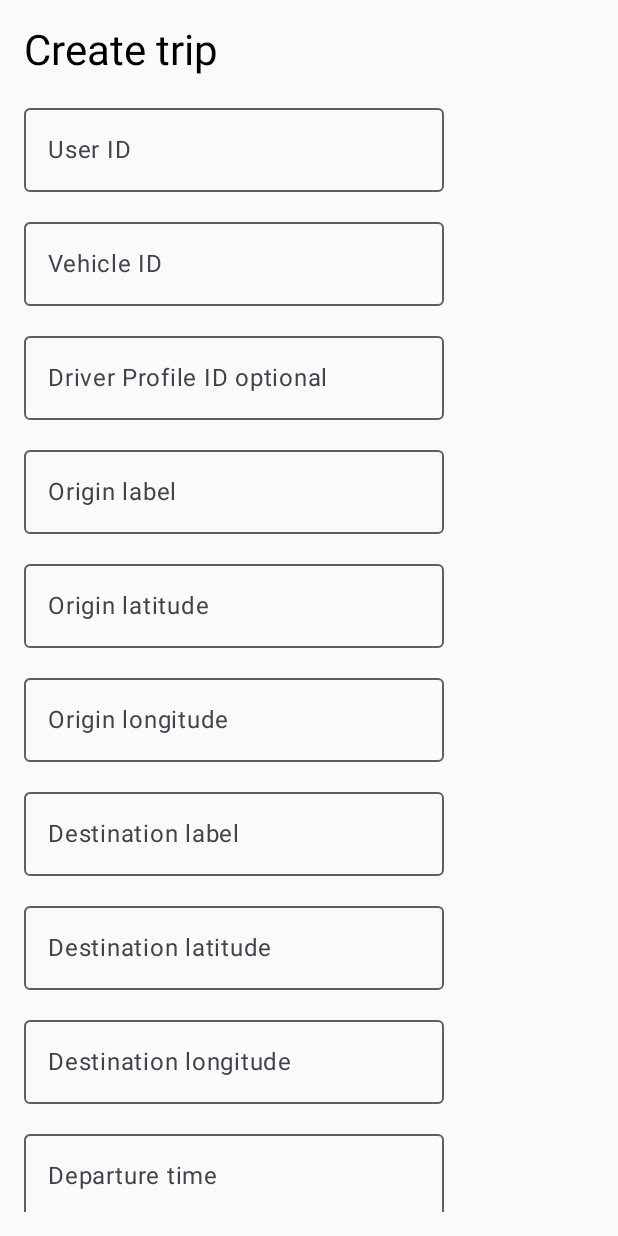
After one commit to StefanGiumanca/AI-powered-In-Car-Assistant, an Android app built with Jetpack Compose: the CreateTripActivity screen opened directly, with no data from a screen before it, on a phone screen of 412 x 824 dp. The commit adds this screen. Run offline under Robolectric (Android 15) with nearby library versions, the light colour scheme and no system bars.

Commit message:
Added the create trip activity that sends a json to the server in the android app and added a test endpoint in main.py

```diff
--- a/android/app/build.gradle.kts
+++ b/android/app/build.gradle.kts
@@ -42,12 +42,16 @@ android {
 dependencies {
     implementation(platform(libs.androidx.compose.bom))
     implementation(libs.androidx.activity.compose)
+    implementation(libs.androidx.activity.ktx)
+    implementation(libs.androidx.appcompat)
     implementation(libs.androidx.compose.material3)
     implementation(libs.androidx.compose.ui)
     implementation(libs.androidx.compose.ui.graphics)
     implementation(libs.androidx.compose.ui.tooling.preview)
+    implementation(libs.androidx.constraintlayout)
     implementation(libs.androidx.core.ktx)
     implementation(libs.androidx.lifecycle.runtime.ktx)
+    implementation(libs.material)
     testImplementation(libs.junit)
     androidTestImplementation(platform(libs.androidx.compose.bom))
     androidTestImplementation(libs.androidx.compose.ui.test.junit4)
@@ -55,4 +59,6 @@ dependencies {
     androidTestImplementation(libs.androidx.junit)
     debugImplementation(libs.androidx.compose.ui.test.manifest)
     debugImplementation(libs.androidx.compose.ui.tooling)
+    implementation("com.squareup.retrofit2:retrofit:2.11.0")
+    implementation("com.squareup.retrofit2:converter-gson:2.11.0")
 }
--- /dev/null
+++ b/android/app/src/main/java/com/example/davaroutes/CreateTripActivity.kt
@@ -0,0 +1,136 @@
+package com.example.davaroutes
+
+import android.os.Bundle
+import android.widget.Toast
+import androidx.activity.ComponentActivity
+import androidx.activity.compose.setContent
+import androidx.activity.enableEdgeToEdge
+import androidx.compose.foundation.layout.*
+import androidx.compose.foundation.rememberScrollState
+import androidx.compose.foundation.verticalScroll
+import androidx.compose.material3.*
+import androidx.compose.runtime.*
+import androidx.compose.ui.Modifier
+import androidx.compose.ui.unit.dp
+import androidx.lifecycle.lifecycleScope
+import com.example.davaroutes.data.TripRequest
+import com.example.davaroutes.network.RetrofitClient
+import com.example.davaroutes.ui.theme.DavaRoutesTheme
+import kotlinx.coroutines.launch
+
+class CreateTripActivity : ComponentActivity() {
+    override fun onCreate(savedInstanceState: Bundle?) {
+        super.onCreate(savedInstanceState)
+        enableEdgeToEdge()
+
+        setContent {
+            DavaRoutesTheme {
+                CreateTripScreen()
+            }
+        }
+    }
+
+    @Composable
+    fun CreateTripScreen() {
+        var userId by remember { mutableStateOf("") }
+        var vehicleId by remember { mutableStateOf("") }
+        var driverProfileId by remember { mutableStateOf("") }
+
+        var originLabel by remember { mutableStateOf("") }
+        var originLat by remember { mutableStateOf("") }
+        var originLng by remember { mutableStateOf("") }
+
+        var destinationLabel by remember { mutableStateOf("") }
+        var destinationLat by remember { mutableStateOf("") }
+        var destinationLng by remember { mutableStateOf("") }
+
+        var departureTime by remember { mutableStateOf("") }
+        var requestedMode by remember { mutableStateOf("") }
+
+        Column(
+            modifier = Modifier
+                .fillMaxSize()
+                .padding(16.dp)
+                .verticalScroll(rememberScrollState()),
+            verticalArrangement = Arrangement.spacedBy(12.dp)
+        ) {
+            Text("Create trip", style = MaterialTheme.typography.headlineMedium)
+
+            OutlinedTextField(userId, { userId = it }, label = { Text("User ID") })
+            OutlinedTextField(vehicleId, { vehicleId = it }, label = { Text("Vehicle ID") })
+            OutlinedTextField(driverProfileId, { driverProfileId = it }, label = { Text("Driver Profile ID optional") })
+
+            OutlinedTextField(originLabel, { originLabel = it }, label = { Text("Origin label") })
+            OutlinedTextField(originLat, { originLat = it }, label = { Text("Origin latitude") })
+            OutlinedTextField(originLng, { originLng = it }, label = { Text("Origin longitude") })
+
+            OutlinedTextField(destinationLabel, { destinationLabel = it }, label = { Text("Destination label") })
+            OutlinedTextField(destinationLat, { destinationLat = it }, label = { Text("Destination latitude") })
+            OutlinedTextField(destinationLng, { destinationLng = it }, label = { Text("Destination longitude") })
+
+            OutlinedTextField(
+                departureTime,
+                { departureTime = it },
+                label = { Text("Departure time") },
+                placeholder = { Text("2026-04-29T10:00:00") }
+            )
+
+            OutlinedTextField(
+                requestedMode,
+                { requestedMode = it },
+                label = { Text("Requested mode") },
+                placeholder = { Text("driver / passenger") }
+            )
+
+            Button(
+                modifier = Modifier.fillMaxWidth(),
+                onClick = {
+                    val trip = TripRequest(
+                        user_id = userId,
+                        vehicle_id = vehicleId,
+                        driver_profile_id = driverProfileId.ifBlank { null },
+
+                        origin_label = originLabel,
+                        origin_lat = originLat.toDoubleOrNull() ?: 0.0,
+                        origin_lng = originLng.toDoubleOrNull() ?: 0.0,
+
+                        destination_label = destinationLabel,
+                        destination_lat = destinationLat.toDoubleOrNull() ?: 0.0,
+                        destination_lng = destinationLng.toDoubleOrNull() ?: 0.0,
+
+                        departure_time = departureTime,
+                        requested_mode = requestedMode
+                    )
+
+                    lifecycleScope.launch {
+                        try {
+                            val response = RetrofitClient.api.createTrip(trip)
+
+                            if (response.isSuccessful) {
+                                Toast.makeText(
+                                    this@CreateTripActivity,
+                                    "Trip creat cu succes",
+                                    Toast.LENGTH_SHORT
+                                ).show()
+                            } else {
+                                Toast.makeText(
+                                    this@CreateTripActivity,
+                                    "Eroare server: ${response.code()}",
+                                    Toast.LENGTH_SHORT
+                                ).show()
+                            }
+                        } catch (e: Exception) {
+                            Toast.makeText(
+                                this@CreateTripActivity,
+                                "Eroare: ${e.message}",
+                                Toast.LENGTH_SHORT
+                            ).show()
+                        }
+                    }
+                }
+            ) {
+                Text("Send trip")
+            }
+        }
+    }
+}
--- a/android/app/src/main/res/values/strings.xml
+++ b/android/app/src/main/res/values/strings.xml
@@ -1,3 +1,4 @@
 <resources>
     <string name="app_name">DavaRoutes</string>
+    <string name="title_activity_create_trip">CreateTripActivity</string>
 </resources>
```
Also changed, not shown: android/app/src/main/AndroidManifest.xml (+8 -0 lines), android/app/src/main/java/com/example/davaroutes/MainActivity.kt (+18 -25 lines), android/app/src/main/java/com/example/davaroutes/data/TripRequest.kt (added, +18 -0 lines), android/app/src/main/java/com/example/davaroutes/network/ApiService.kt (added, +13 -0 lines), android/app/src/main/java/com/example/davaroutes/network/RetrofitClient.kt (added, +16 -0 lines), android/gradle/libs.versions.toml (+8 -0 lines), android/app/src/main/res/values/themes.xml (line endings or trailing spaces), 1 other file.
